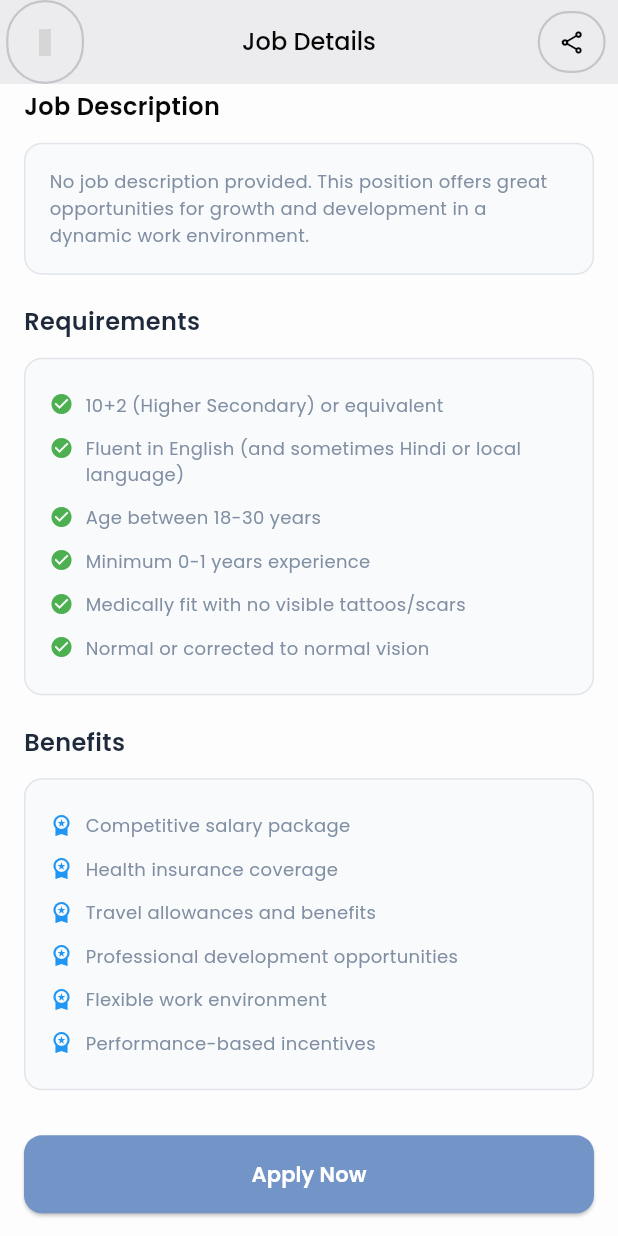
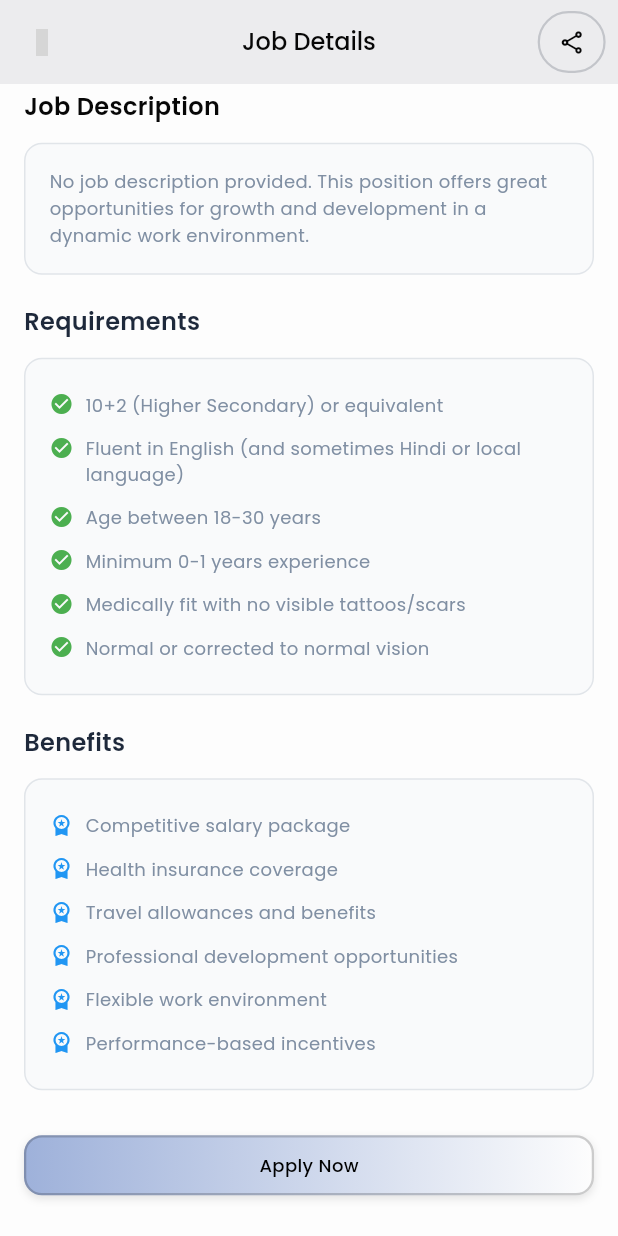
Before and after one commit to surajkalam/Jobportal, a Flutter app: the JobDetailsScreen screen opened directly with empty values, scrolled down 190 dp, on a phone screen of 412 x 824 dp. Run offline on Flutter 3.47's test engine with Material 3 defaults, Android fonts, the phone set to English and light mode, and no system bars; our stand-ins replace cloud_firestore, file_picker, firebase_core, firebase_storage, flutter_riverpod, go_router and 4 more; accounts and stored records are empty; network calls fail; grey boxes are pictures that could not be loaded.

```diff
--- a/lib/Feature/JobSeeker/jobseekers_screens/jobdetailsshow_screen.dart
+++ b/lib/Feature/JobSeeker/jobseekers_screens/jobdetailsshow_screen.dart
@@ -18,49 +18,30 @@ class JobDetailsScreen extends ConsumerWidget {
   Widget build(BuildContext context, WidgetRef ref) {
     var height = MediaQuery.of(context).size.height;
     var width = MediaQuery.of(context).size.width;
-
-    // Log job data for debugging
-    log('Job Data:');
-    log('Company: ${job.companyName}');
-    log('Designation: ${job.designation}');
-    log('Location: ${job.location}');
-    log('CTC: ${job.ctc}');
-    log('Experience: ${job.experience}');
-    log('Age Range: ${job.ageRange}');
-    log('Benefits: ${job.benefits}');
-    log('Description: ${job.application}');
-    log('Requirements: ${job.requirements}');
-    log('Urgent Hiring: ${job.isUrgentHiring}');
-    log('Created At: ${job.createdAt}');
-
+    // log('Job Data:');
+    // log('Company: ${job.companyName}');
+    // log('Designation: ${job.designation}');
+    // log('Location: ${job.location}');
+    // log('CTC: ${job.ctc}');
+    // log('Experience: ${job.experience}');
+    // log('Age Range: ${job.ageRange}');
+    // log('Benefits: ${job.benefits}');
+    // log('Description: ${job.application}');
+    // log('Requirements: ${job.requirements}');
+    // log('Urgent Hiring: ${job.isUrgentHiring}');
+    // log('Created At: ${job.createdAt}');
     return Scaffold(
       backgroundColor: AppColors.white,
       appBar: AppBar(
         backgroundColor: AppColors.white,
         elevation: 0,
-        leading: Padding(
-          padding: EdgeInsets.only(left: width * 0.01),
-          child: Container(
-            height: height * 0.05,
-            width: width * 0.11,
-            decoration: BoxDecoration(
-              borderRadius: BorderRadius.circular(50),
-              border: Border.all(
-                color: AppColors.darkGrey.withOpacity(0.2),
-                width: 1.5,
-              ),
-            ),
-            child: Center(
-              child: IconButton(
+        leading: IconButton(
           icon: Icon(
             Iconsax.arrow_left_2,
             color: AppColors.black,
             size: 18,
           ),
           onPressed: () => Navigator.pop(context),
-              ),
-            ),
-          ),
         ),
         actions: [
           Padding(
@@ -71,6 +52,7 @@ class JobDetailsScreen extends ConsumerWidget {
               decoration: BoxDecoration(
                 borderRadius: BorderRadius.circular(50),
                 border: Border.all(
+                  // ignore: deprecated_member_use
                   color: AppColors.darkGrey.withOpacity(0.2),
                   width: 1.5,
                 ),
@@ -99,6 +81,7 @@ class JobDetailsScreen extends ConsumerWidget {
         centerTitle: true,
       ),
       body: SingleChildScrollView(
+        physics: const BouncingScrollPhysics(),
         padding: EdgeInsets.all(16),
         child: Column(
           crossAxisAlignment: CrossAxisAlignment.start,
@@ -126,6 +109,7 @@ class JobDetailsScreen extends ConsumerWidget {
 
             // Apply Button
             _buildApplyButton(context, job),
+            SizedBox(height: height * 0.1),
           ],
         ),
       ),
@@ -572,21 +556,50 @@ class JobDetailsScreen extends ConsumerWidget {
   Widget _buildApplyButton(BuildContext context, JobModel job) {
   return SizedBox(
     width: double.infinity,
-      child: ElevatedButton(
-        onPressed: () {
+    child: GestureDetector(
+      onTap: () {
         _showApplyDialog(context, job);
       },
-        style: ElevatedButton.styleFrom(
-          backgroundColor: job.isUrgentHiring ? Colors.red : AppColors.lightBlue,
-          padding: EdgeInsets.symmetric(vertical: 16),
-          shape: RoundedRectangleBorder(borderRadius: BorderRadius.circular(12)),
+      child: Container(
+        padding: EdgeInsets.symmetric(vertical: 10),
+        decoration: BoxDecoration(
+          border: Border.all(
+            // ignore: deprecated_member_use
+            color: AppColors.black.withOpacity( 0.2),
+            width: 1.5,
           ),
+          gradient: LinearGradient(
+            colors: [
+              AppColors.faintbackblue,
+               AppColors.white
+            ],
+            // colors: job.isUrgentHiring
+            //   ? [Colors.red, Colors.orange] // Urgent hiring gradient
+            //   : [AppColors.lightBlue, AppColors.faintbackblue], // Normal gradient
+            begin: Alignment.centerLeft,
+            end: Alignment.centerRight,
+            stops: [0.0, 1.0], // Smooth transition from left to right
+          ),
+          borderRadius: BorderRadius.circular(12),
+          boxShadow: [
+            BoxShadow(
+              // ignore: deprecated_member_use
+              color: Colors.black.withOpacity(0.1),
+              blurRadius: 4,
+              offset: Offset(0, 2),
+            ),
+          ],
+
+        ),
+        child: Center(
           child: Text(
-          job.isUrgentHiring ? 'Apply Urgently' : 'Apply Now',
+            job.isUrgentHiring ? 'Apply Now' : 'Apply Now',
             style: TextStyle(
-            fontSize: 14,
-            fontWeight: FontWeight.w600,
-            color: Colors.white,
+              fontSize: 12,
+              fontWeight: FontWeight.w500,
+              color: Colors.black,
+            ),
+          ),
         ),
       ),
     ),
@@ -630,11 +643,16 @@ class JobDetailsScreen extends ConsumerWidget {
           ElevatedButton(
             onPressed: () {
               Navigator.pop(context);
-              ScaffoldMessenger.of(context).showSnackBar(
-                SnackBar(
-                  content: Text('Application submitted successfully!'),
-                  backgroundColor: job.isUrgentHiring ? Colors.red : AppColors.lightBlue,
-                ),
+              // ScaffoldMessenger.of(context).showSnackBar(
+              //   SnackBar(
+              //     content: Text('Application submitted successfully!'),
+              //     backgroundColor: job.isUrgentHiring ? Colors.red : AppColors.lightBlue,
+              //   ),
+              // );
+              _showSnackBar(
+                context: context,
+                text: 'Application submitted successfully!',
+
               );
             },
             style: ElevatedButton.styleFrom(
@@ -666,4 +684,33 @@ class JobDetailsScreen extends ConsumerWidget {
       return '${difference.inDays} day${difference.inDays > 1 ? 's' : ''} ago';
     }
   }
+void _showSnackBar({
+    required BuildContext context,
+    required String text,
+    Color backgroundColor = Colors.white,
+    Color textColor = Colors.green,
+    Duration duration = const Duration(seconds: 4),
+    SnackBarBehavior behavior = SnackBarBehavior.floating,
+  }) {
+    ScaffoldMessenger.of(context).showSnackBar(
+      SnackBar(
+        content: Text(text,
+        style: TextStyle(
+          color: textColor,
+          fontSize: 10,
+        fontWeight: FontWeight.w500),
+        textAlign: TextAlign.center,
+        ),
+        backgroundColor: backgroundColor,
+        duration: duration,
+        behavior: behavior,
+        margin: EdgeInsets.all(12),
+        shape: RoundedRectangleBorder(
+          borderRadius: BorderRadius.circular(10),
+          side: BorderSide(color: textColor),
+        ),
+      ),
+    );
   }
+
+}
```
Also changed, not shown: lib/Feature/JobSeeker/jobseekers_screens/jobseekerprofile_information.dart (+10 -37 lines). Lines whose indentation alone changed are shown as unchanged.
